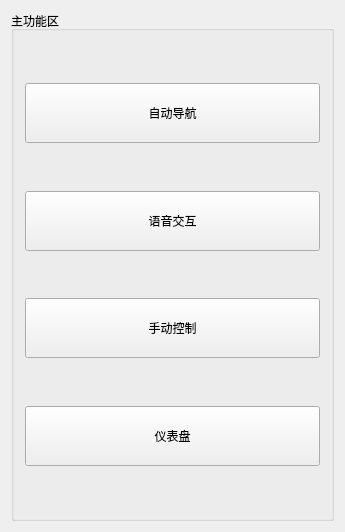
Before: the Qt Designer form RobotQ/MainGUI.ui in MuseumRobot/RobotQ, drawn with Qt 5.
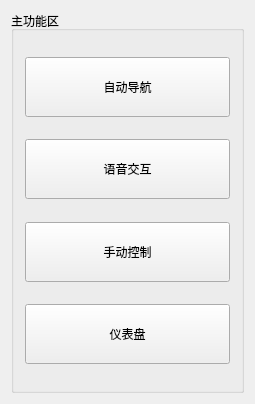
After: the same form once the commit is applied.

What changed in the file:
```diff
--- a/RobotQ/MainGUI.ui
+++ b/RobotQ/MainGUI.ui
@@ -6,8 +6,8 @@
    <rect>
     <x>0</x>
     <y>0</y>
-    <width>345</width>
-    <height>532</height>
+    <width>255</width>
+    <height>404</height>
    </rect>
   </property>
   <property name="windowTitle">
```
